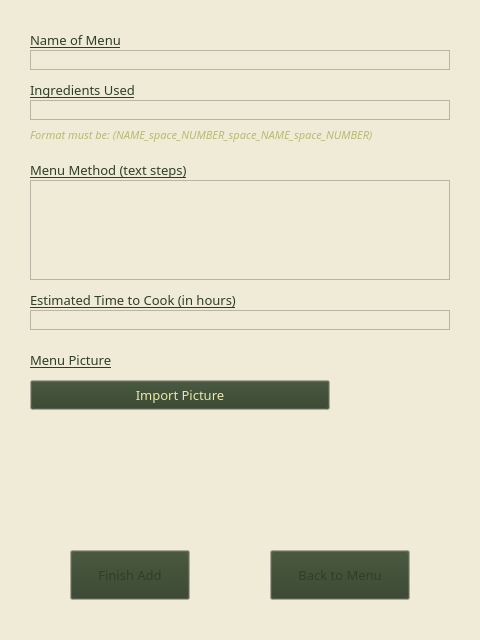
The window that userInterface/addMenuFrame.ui (yangqee/Menu) describes before a commit, drawn with Qt 5.
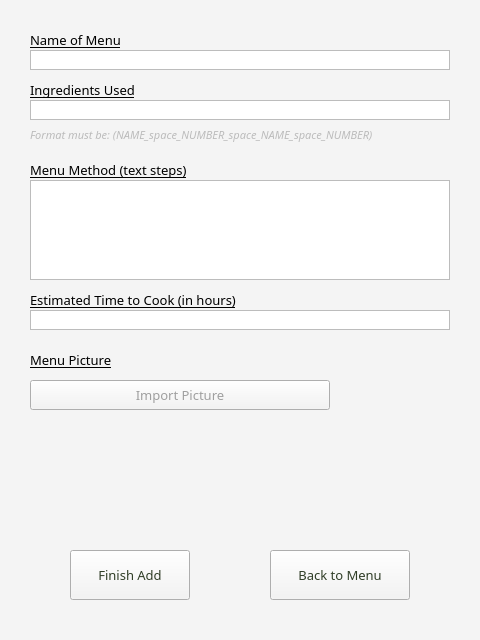
The same window after the commit.

The edit to the form file:
```diff
--- a/userInterface/addMenuFrame.ui
+++ b/userInterface/addMenuFrame.ui
@@ -16,162 +16,135 @@
      <colorrole role="WindowText">
       <brush brushstyle="SolidPattern">
        <color alpha="255">
-        <red>48</red>
-        <green>62</green>
-        <blue>39</blue>
+        <red>0</red>
+        <green>0</green>
+        <blue>0</blue>
        </color>
       </brush>
      </colorrole>
      <colorrole role="Button">
       <brush brushstyle="SolidPattern">
        <color alpha="255">
-        <red>48</red>
-        <green>62</green>
-        <blue>39</blue>
+        <red>244</red>
+        <green>244</green>
+        <blue>244</blue>
        </color>
       </brush>
      </colorrole>
      <colorrole role="Light">
       <brush brushstyle="SolidPattern">
        <color alpha="255">
-        <red>246</red>
-        <green>250</green>
-        <blue>247</blue>
+        <red>255</red>
+        <green>255</green>
+        <blue>255</blue>
        </color>
       </brush>
      </colorrole>
      <colorrole role="Midlight">
       <brush brushstyle="SolidPattern">
        <color alpha="255">
-        <red>239</red>
-        <green>235</green>
-        <blue>215</blue>
+        <red>249</red>
+        <green>249</green>
+        <blue>249</blue>
        </color>
       </brush>
      </colorrole>
      <colorrole role="Dark">
       <brush brushstyle="SolidPattern">
        <color alpha="255">
-        <red>227</red>
-        <green>219</green>
-        <blue>189</blue>
+        <red>122</red>
+        <green>122</green>
+        <blue>122</blue>
        </color>
       </brush>
      </colorrole>
      <colorrole role="Mid">
       <brush brushstyle="SolidPattern">
        <color alpha="255">
-        <red>231</red>
-        <green>234</green>
-        <blue>168</blue>
+        <red>163</red>
+        <green>163</green>
+        <blue>163</blue>
        </color>
       </brush>
      </colorrole>
      <colorrole role="Text">
       <brush brushstyle="SolidPattern">
        <color alpha="255">
-        <red>48</red>
-        <green>62</green>
-        <blue>39</blue>
+        <red>0</red>
+        <green>0</green>
+        <blue>0</blue>
        </color>
       </brush>
      </colorrole>
      <colorrole role="BrightText">
       <brush brushstyle="SolidPattern">
        <color alpha="255">
-        <red>180</red>
-        <green>187</green>
-        <blue>114</blue>
+        <red>255</red>
+        <green>255</green>
+        <blue>255</blue>
        </color>
       </brush>
      </colorrole>
      <colorrole role="ButtonText">
       <brush brushstyle="SolidPattern">
        <color alpha="255">
-        <red>231</red>
-        <green>234</green>
-        <blue>168</blue>
+        <red>0</red>
+        <green>0</green>
+        <blue>0</blue>
        </color>
       </brush>
      </colorrole>
      <colorrole role="Base">
       <brush brushstyle="SolidPattern">
        <color alpha="255">
-        <red>239</red>
-        <green>235</green>
-        <blue>215</blue>
+        <red>255</red>
+        <green>255</green>
+        <blue>255</blue>
        </color>
       </brush>
      </colorrole>
      <colorrole role="Window">
       <brush brushstyle="SolidPattern">
        <color alpha="255">
-        <red>239</red>
-        <green>235</green>
-        <blue>215</blue>
+        <red>244</red>
+        <green>244</green>
+        <blue>244</blue>
        </color>
       </brush>
      </colorrole>
      <colorrole role="Shadow">
       <brush brushstyle="SolidPattern">
        <color alpha="255">
-        <red>227</red>
-        <green>219</green>
-        <blue>189</blue>
-       </color>
-      </brush>
-     </colorrole>
-     <colorrole role="Highlight">
-      <brush brushstyle="SolidPattern">
-       <color alpha="255">
-        <red>180</red>
-        <green>187</green>
-        <blue>114</blue>
-       </color>
-      </brush>
-     </colorrole>
-     <colorrole role="HighlightedText">
-      <brush brushstyle="SolidPattern">
-       <color alpha="255">
-        <red>48</red>
-        <green>62</green>
-        <blue>39</blue>
-       </color>
-      </brush>
-     </colorrole>
-     <colorrole role="Link">
-      <brush brushstyle="SolidPattern">
-       <color alpha="255">
-        <red>180</red>
-        <green>187</green>
-        <blue>114</blue>
-       </color>
-      </brush>
-     </colorrole>
-     <colorrole role="LinkVisited">
-      <brush brushstyle="SolidPattern">
-       <color alpha="255">
-        <red>231</red>
-        <green>234</green>
-        <blue>168</blue>
+        <red>0</red>
+        <green>0</green>
+        <blue>0</blue>
        </color>
       </brush>
      </colorrole>
      <colorrole role="AlternateBase">
       <brush brushstyle="SolidPattern">
        <color alpha="255">
-        <red>246</red>
-        <green>250</green>
-        <blue>247</blue>
+        <red>249</red>
+        <green>249</green>
+        <blue>249</blue>
        </color>
       </brush>
      </colorrole>
-     <colorrole role="NoRole">
+     <colorrole role="ToolTipBase">
       <brush brushstyle="SolidPattern">
        <color alpha="255">
-        <red>48</red>
-        <green>62</green>
-        <blue>39</blue>
+        <red>255</red>
+        <green>255</green>
+        <blue>220</blue>
+       </color>
+      </brush>
+     </colorrole>
+     <colorrole role="ToolTipText">
+      <brush brushstyle="SolidPattern">
+       <color alpha="255">
+        <red>0</red>
+        <green>0</green>
+        <blue>0</blue>
        </color>
       </brush>
      </colorrole>
@@ -180,162 +153,135 @@
      <colorrole role="WindowText">
       <brush brushstyle="SolidPattern">
        <color alpha="255">
-        <red>48</red>
-        <green>62</green>
-        <blue>39</blue>
+        <red>0</red>
+        <green>0</green>
+        <blue>0</blue>
        </color>
       </brush>
      </colorrole>
      <colorrole role="Button">
       <brush brushstyle="SolidPattern">
        <color alpha="255">
-        <red>48</red>
-        <green>62</green>
-        <blue>39</blue>
+        <red>244</red>
+        <green>244</green>
+        <blue>244</blue>
        </color>
       </brush>
      </colorrole>
      <colorrole role="Light">
       <brush brushstyle="SolidPattern">
        <color alpha="255">
-        <red>246</red>
-        <green>250</green>
-        <blue>247</blue>
+        <red>255</red>
+        <green>255</green>
+        <blue>255</blue>
        </color>
       </brush>
      </colorrole>
      <colorrole role="Midlight">
       <brush brushstyle="SolidPattern">
        <color alpha="255">
-        <red>239</red>
-        <green>235</green>
-        <blue>215</blue>
+        <red>249</red>
+        <green>249</green>
+        <blue>249</blue>
        </color>
       </brush>
      </colorrole>
      <colorrole role="Dark">
       <brush brushstyle="SolidPattern">
        <color alpha="255">
-        <red>227</red>
-        <green>219</green>
-        <blue>189</blue>
+        <red>122</red>
+        <green>122</green>
+        <blue>122</blue>
        </color>
       </brush>
      </colorrole>
      <colorrole role="Mid">
       <brush brushstyle="SolidPattern">
        <color alpha="255">
-        <red>231</red>
-        <green>234</green>
-        <blue>168</blue>
+        <red>163</red>
+        <green>163</green>
+        <blue>163</blue>
        </color>
       </brush>
      </colorrole>
      <colorrole role="Text">
       <brush brushstyle="SolidPattern">
        <color alpha="255">
-        <red>48</red>
-        <green>62</green>
-        <blue>39</blue>
+        <red>0</red>
+        <green>0</green>
+        <blue>0</blue>
        </color>
       </brush>
      </colorrole>
      <colorrole role="BrightText">
       <brush brushstyle="SolidPattern">
        <color alpha="255">
-        <red>180</red>
-        <green>187</green>
-        <blue>114</blue>
+        <red>255</red>
+        <green>255</green>
+        <blue>255</blue>
        </color>
       </brush>
      </colorrole>
      <colorrole role="ButtonText">
       <brush brushstyle="SolidPattern">
        <color alpha="255">
-        <red>231</red>
-        <green>234</green>
-        <blue>168</blue>
+        <red>0</red>
+        <green>0</green>
+        <blue>0</blue>
        </color>
       </brush>
      </colorrole>
      <colorrole role="Base">
       <brush brushstyle="SolidPattern">
        <color alpha="255">
-        <red>239</red>
-        <green>235</green>
-        <blue>215</blue>
+        <red>255</red>
+        <green>255</green>
+        <blue>255</blue>
        </color>
       </brush>
      </colorrole>
      <colorrole role="Window">
       <brush brushstyle="SolidPattern">
        <color alpha="255">
-        <red>239</red>
-        <green>235</green>
-        <blue>215</blue>
+        <red>244</red>
+        <green>244</green>
+        <blue>244</blue>
        </color>
       </brush>
      </colorrole>
      <colorrole role="Shadow">
       <brush brushstyle="SolidPattern">
        <color alpha="255">
-        <red>227</red>
-        <green>219</green>
-        <blue>189</blue>
-       </color>
-      </brush>
-     </colorrole>
-     <colorrole role="Highlight">
-      <brush brushstyle="SolidPattern">
-       <color alpha="255">
-        <red>180</red>
-        <green>187</green>
-        <blue>114</blue>
-       </color>
-      </brush>
-     </colorrole>
-     <colorrole role="HighlightedText">
-      <brush brushstyle="SolidPattern">
-       <color alpha="255">
-        <red>48</red>
-        <green>62</green>
-        <blue>39</blue>
-       </color>
-      </brush>
-     </colorrole>
-     <colorrole role="Link">
-      <brush brushstyle="SolidPattern">
-       <color alpha="255">
-        <red>180</red>
-        <green>187</green>
-        <blue>114</blue>
-       </color>
-      </brush>
-     </colorrole>
-     <colorrole role="LinkVisited">
-      <brush brushstyle="SolidPattern">
-       <color alpha="255">
-        <red>231</red>
-        <green>234</green>
-        <blue>168</blue>
+        <red>0</red>
+        <green>0</green>
+        <blue>0</blue>
        </color>
       </brush>
      </colorrole>
      <colorrole role="AlternateBase">
       <brush brushstyle="SolidPattern">
        <color alpha="255">
-        <red>246</red>
-        <green>250</green>
-        <blue>247</blue>
+        <red>249</red>
+        <green>249</green>
+        <blue>249</blue>
        </color>
       </brush>
      </colorrole>
-     <colorrole role="NoRole">
+     <colorrole role="ToolTipBase">
       <brush brushstyle="SolidPattern">
        <color alpha="255">
-        <red>48</red>
-        <green>62</green>
-        <blue>39</blue>
+        <red>255</red>
+        <green>255</green>
+        <blue>220</blue>
+       </color>
+      </brush>
+     </colorrole>
+     <colorrole role="ToolTipText">
+      <brush brushstyle="SolidPattern">
+       <color alpha="255">
+        <red>0</red>
+        <green>0</green>
+        <blue>0</blue>
        </color>
       </brush>
      </colorrole>
@@ -344,162 +290,135 @@
      <colorrole role="WindowText">
       <brush brushstyle="SolidPattern">
        <color alpha="255">
-        <red>227</red>
-        <green>219</green>
-        <blue>189</blue>
+        <red>122</red>
+        <green>122</green>
+        <blue>122</blue>
        </color>
       </brush>
      </colorrole>
      <colorrole role="Button">
       <brush brushstyle="SolidPattern">
        <color alpha="255">
-        <red>48</red>
-        <green>62</green>
-        <blue>39</blue>
+        <red>244</red>
+        <green>244</green>
+        <blue>244</blue>
        </color>
       </brush>
      </colorrole>
      <colorrole role="Light">
       <brush brushstyle="SolidPattern">
        <color alpha="255">
-        <red>246</red>
-        <green>250</green>
-        <blue>247</blue>
+        <red>255</red>
+        <green>255</green>
+        <blue>255</blue>
        </color>
       </brush>
      </colorrole>
      <colorrole role="Midlight">
       <brush brushstyle="SolidPattern">
        <color alpha="255">
-        <red>239</red>
-        <green>235</green>
-        <blue>215</blue>
+        <red>249</red>
+        <green>249</green>
+        <blue>249</blue>
        </color>
       </brush>
      </colorrole>
      <colorrole role="Dark">
       <brush brushstyle="SolidPattern">
        <color alpha="255">
-        <red>227</red>
-        <green>219</green>
-        <blue>189</blue>
+        <red>122</red>
+        <green>122</green>
+        <blue>122</blue>
        </color>
       </brush>
      </colorrole>
      <colorrole role="Mid">
       <brush brushstyle="SolidPattern">
        <color alpha="255">
-        <red>231</red>
-        <green>234</green>
-        <blue>168</blue>
+        <red>163</red>
+        <green>163</green>
+        <blue>163</blue>
        </color>
       </brush>
      </colorrole>
      <colorrole role="Text">
       <brush brushstyle="SolidPattern">
        <color alpha="255">
-        <red>227</red>
-        <green>219</green>
-        <blue>189</blue>
+        <red>122</red>
+        <green>122</green>
+        <blue>122</blue>
        </color>
       </brush>
      </colorrole>
      <colorrole role="BrightText">
       <brush brushstyle="SolidPattern">
        <color alpha="255">
-        <red>180</red>
-        <green>187</green>
-        <blue>114</blue>
+        <red>255</red>
+        <green>255</green>
+        <blue>255</blue>
        </color>
       </brush>
      </colorrole>
      <colorrole role="ButtonText">
       <brush brushstyle="SolidPattern">
        <color alpha="255">
-        <red>227</red>
-        <green>219</green>
-        <blue>189</blue>
+        <red>122</red>
+        <green>122</green>
+        <blue>122</blue>
        </color>
       </brush>
      </colorrole>
      <colorrole role="Base">
       <brush brushstyle="SolidPattern">
        <color alpha="255">
-        <red>239</red>
-        <green>235</green>
-        <blue>215</blue>
+        <red>244</red>
+        <green>244</green>
+        <blue>244</blue>
        </color>
       </brush>
      </colorrole>
      <colorrole role="Window">
       <brush brushstyle="SolidPattern">
        <color alpha="255">
-        <red>239</red>
-        <green>235</green>
-        <blue>215</blue>
+        <red>244</red>
+        <green>244</green>
+        <blue>244</blue>
        </color>
       </brush>
      </colorrole>
      <colorrole role="Shadow">
       <brush brushstyle="SolidPattern">
        <color alpha="255">
-        <red>227</red>
-        <green>219</green>
-        <blue>189</blue>
-       </color>
-      </brush>
-     </colorrole>
-     <colorrole role="Highlight">
-      <brush brushstyle="SolidPattern">
-       <color alpha="255">
         <red>0</red>
-        <green>120</green>
-        <blue>215</blue>
-       </color>
-      </brush>
-     </colorrole>
-     <colorrole role="HighlightedText">
-      <brush brushstyle="SolidPattern">
-       <color alpha="255">
-        <red>48</red>
-        <green>62</green>
-        <blue>39</blue>
-       </color>
-      </brush>
-     </colorrole>
-     <colorrole role="Link">
-      <brush brushstyle="SolidPattern">
-       <color alpha="255">
-        <red>180</red>
-        <green>187</green>
-        <blue>114</blue>
-       </color>
-      </brush>
-     </colorrole>
-     <colorrole role="LinkVisited">
-      <brush brushstyle="SolidPattern">
-       <color alpha="255">
-        <red>231</red>
-        <green>234</green>
-        <blue>168</blue>
+        <green>0</green>
+        <blue>0</blue>
        </color>
       </brush>
      </colorrole>
      <colorrole role="AlternateBase">
       <brush brushstyle="SolidPattern">
        <color alpha="255">
-        <red>246</red>
-        <green>250</green>
-        <blue>247</blue>
+        <red>244</red>
+        <green>244</green>
+        <blue>244</blue>
        </color>
       </brush>
      </colorrole>
-     <colorrole role="NoRole">
+     <colorrole role="ToolTipBase">
       <brush brushstyle="SolidPattern">
        <color alpha="255">
-        <red>48</red>
-        <green>62</green>
-        <blue>39</blue>
+        <red>255</red>
+        <green>255</green>
+        <blue>220</blue>
+       </color>
+      </brush>
+     </colorrole>
+     <colorrole role="ToolTipText">
+      <brush brushstyle="SolidPattern">
+       <color alpha="255">
+        <red>0</red>
+        <green>0</green>
+        <blue>0</blue>
        </color>
       </brush>
      </colorrole>
@@ -625,9 +544,9 @@
       <colorrole role="WindowText">
        <brush brushstyle="SolidPattern">
         <color alpha="255">
-         <red>180</red>
+         <red>187</red>
          <green>187</green>
-         <blue>114</blue>
+         <blue>187</blue>
         </color>
        </brush>
       </colorrole>
@@ -636,9 +555,9 @@
       <colorrole role="WindowText">
        <brush brushstyle="SolidPattern">
         <color alpha="255">
-         <red>180</red>
+         <red>187</red>
          <green>187</green>
-         <blue>114</blue>
+         <blue>187</blue>
         </color>
        </brush>
       </colorrole>
@@ -853,9 +772,9 @@
       <colorrole role="ButtonText">
        <brush brushstyle="SolidPattern">
         <color alpha="255">
-         <red>231</red>
-         <green>234</green>
-         <blue>168</blue>
+         <red>159</red>
+         <green>159</green>
+         <blue>159</blue>
         </color>
        </brush>
       </colorrole>
@@ -864,9 +783,9 @@
       <colorrole role="ButtonText">
        <brush brushstyle="SolidPattern">
         <color alpha="255">
-         <red>231</red>
-         <green>234</green>
-         <blue>168</blue>
+         <red>159</red>
+         <green>159</green>
+         <blue>159</blue>
         </color>
        </brush>
       </colorrole>
```
